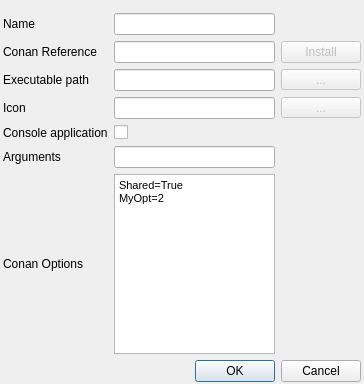
Old version of the form src/conan_app_launcher/ui/app_grid/app_edit.ui in the repository goszpeti/conan_explorer.
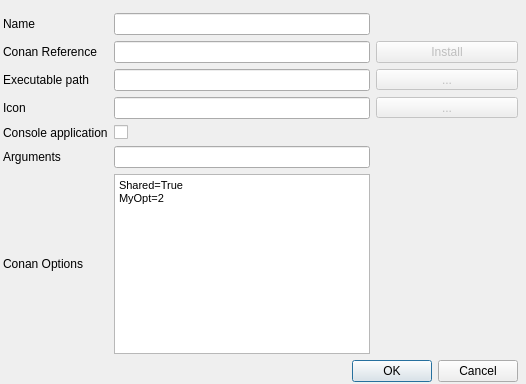
New version of the form. Custom widgets are drawn as their Qt base class.

```diff
--- a/src/conan_app_launcher/ui/app_grid/app_edit.ui
+++ b/src/conan_app_launcher/ui/app_grid/app_edit.ui
@@ -6,7 +6,7 @@
    <rect>
     <x>0</x>
     <y>0</y>
-    <width>364</width>
+    <width>526</width>
     <height>384</height>
    </rect>
   </property>
@@ -21,7 +21,7 @@
     <rect>
      <x>0</x>
      <y>10</y>
-     <width>364</width>
+     <width>521</width>
      <height>372</height>
     </rect>
    </property>
```
